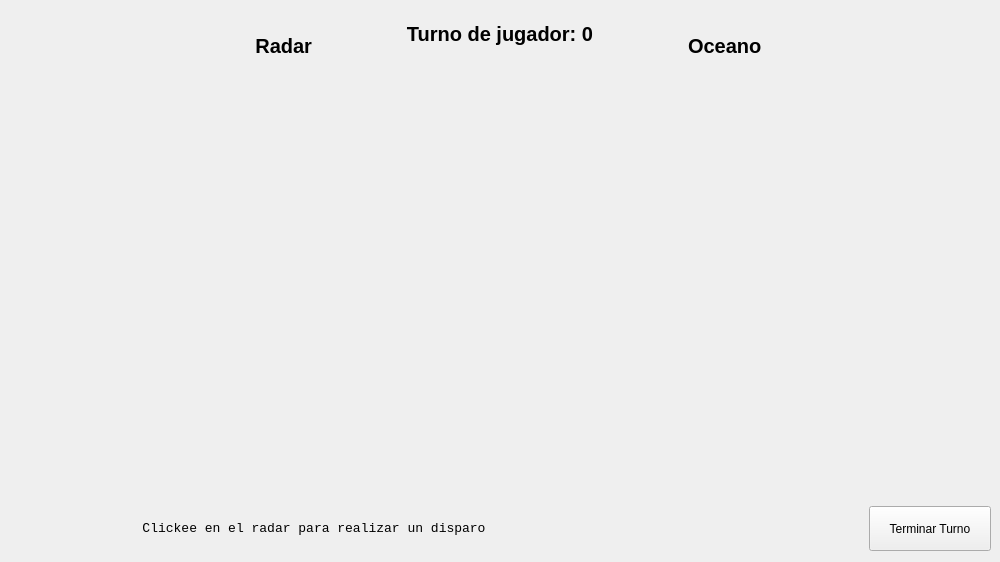
Fede-T/TP3_POO, file batalla_naval_poo/mainwindow.ui: the form before one commit.
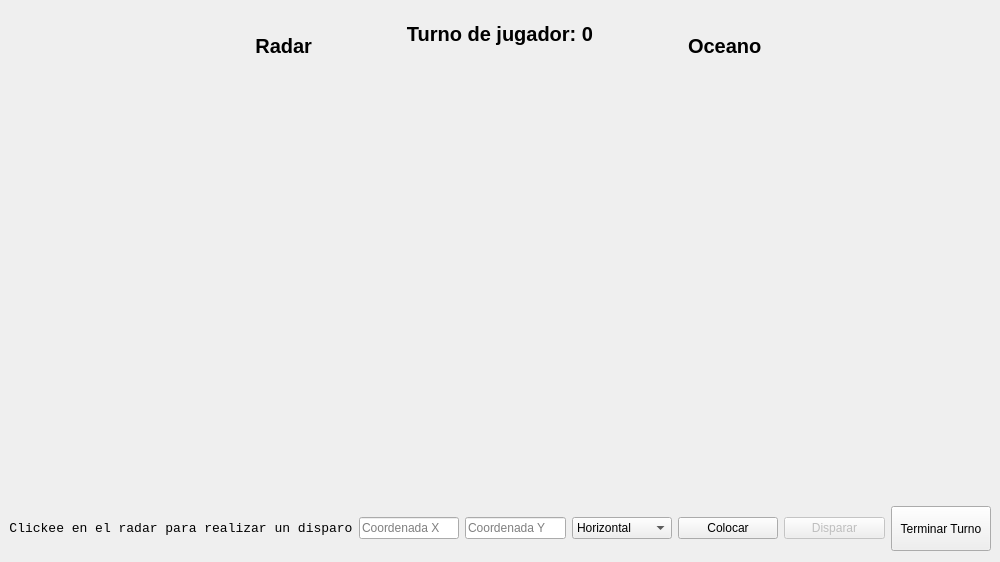
The form after the commit. Icons and pictures are not drawn.

The edit to the form file:
```diff
--- a/batalla_naval_poo/mainwindow.ui
+++ b/batalla_naval_poo/mainwindow.ui
@@ -210,7 +210,7 @@
      </layout>
     </item>
     <item>
-     <layout class="QHBoxLayout" name="parte_inferior" stretch="5,2,1">
+     <layout class="QHBoxLayout" name="parte_inferior" stretch="1,1,1,1,1,1,1">
       <property name="sizeConstraint">
        <enum>QLayout::SetNoConstraint</enum>
       </property>
@@ -237,23 +237,58 @@
        </widget>
       </item>
       <item>
-       <spacer name="horizontalSpacer_6">
-        <property name="orientation">
-         <enum>Qt::Horizontal</enum>
+       <widget class="QLineEdit" name="coordX">
+        <property name="placeholderText">
+         <string>Coordenada X</string>
         </property>
-        <property name="sizeType">
-         <enum>QSizePolicy::Expanding</enum>
+       </widget>
+      </item>
+      <item>
+       <widget class="QLineEdit" name="coordY">
+        <property name="placeholderText">
+         <string>Coordenada Y</string>
         </property>
-        <property name="sizeHint" stdset="0">
-         <size>
-          <width>40</width>
-          <height>20</height>
-         </size>
+       </widget>
+      </item>
+      <item>
+       <widget class="QComboBox" name="btnOrientacion">
+        <property name="enabled">
+         <bool>true</bool>
         </property>
-       </spacer>
+        <item>
+         <property name="text">
+          <string>Horizontal</string>
+         </property>
+        </item>
+        <item>
+         <property name="text">
+          <string>Vertical</string>
+         </property>
+        </item>
+       </widget>
       </item>
       <item>
-       <widget class="QPushButton" name="terminarTurno">
+       <widget class="QPushButton" name="btnColocar">
+        <property name="text">
+         <string>Colocar</string>
+        </property>
+       </widget>
+      </item>
+      <item>
+       <widget class="QPushButton" name="btnDisparar">
+        <property name="enabled">
+         <bool>false</bool>
+        </property>
+        <property name="styleSheet">
+         <string notr="true"/>
+        </property>
+        <property name="text">
+         <string>Disparar</string>
+        </property>
+       </widget>
+      </item>
+      <item>
+       <widget class="QPushButton" name="btnTerminarTurno">
         <property name="sizePolicy">
          <sizepolicy hsizetype="Ignored" vsizetype="Expanding">
           <horstretch>0</horstretch>
```
Left out of the diff: 6 changed lines with no effect on the pictures.
